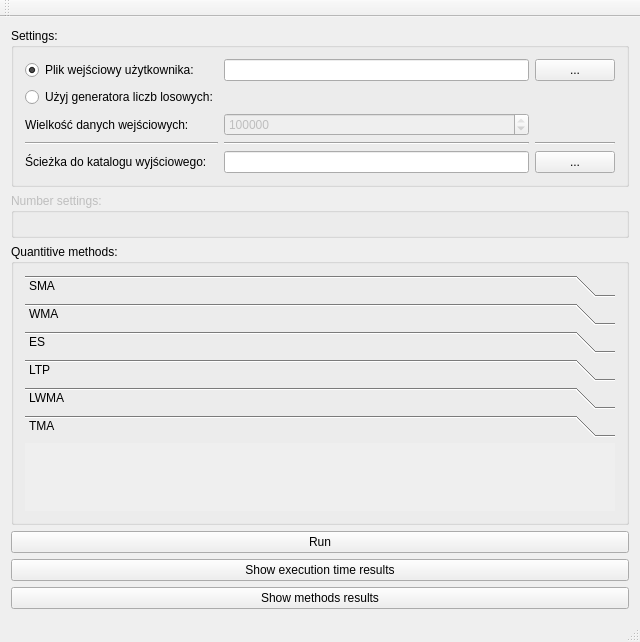
First picture: the form in ForecastingUI/mainwindow.ui, repository Apokal/forecastingui, before the edit.
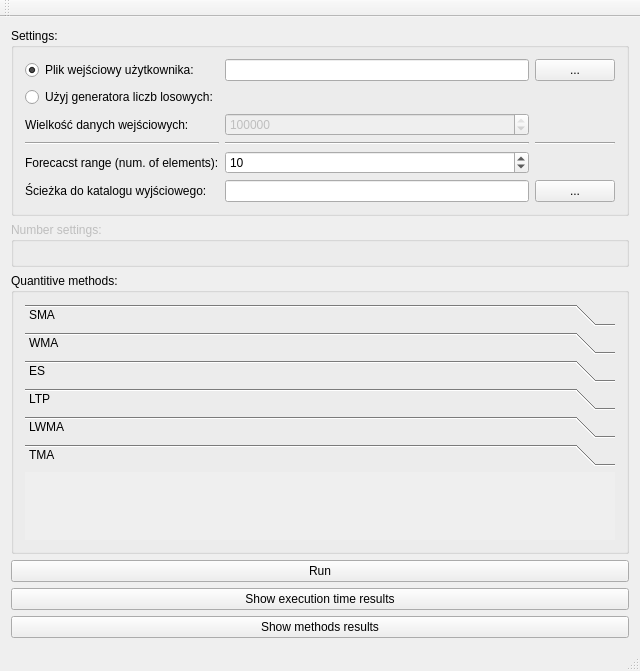
Second picture: the form after the edit. Custom widgets are drawn as their Qt base class.

Diff of the .ui file:
```diff
--- a/ForecastingUI/mainwindow.ui
+++ b/ForecastingUI/mainwindow.ui
@@ -7,7 +7,7 @@
     <x>0</x>
     <y>0</y>
     <width>640</width>
-    <height>620</height>
+    <height>644</height>
    </rect>
   </property>
   <property name="windowTitle">
@@ -27,6 +27,43 @@
        <string>Settings:</string>
       </property>
       <layout class="QGridLayout" name="gridLayout">
+       <item row="5" column="0">
+        <widget class="QLabel" name="label_2">
+         <property name="text">
+          <string>Ścieżka do katalogu wyjściowego:</string>
+         </property>
+        </widget>
+       </item>
+       <item row="1" column="0">
+        <widget class="QRadioButton" name="randomGenerator_RadBtn">
+         <property name="text">
+          <string>Użyj generatora liczb losowych:</string>
+         </property>
+        </widget>
+       </item>
+       <item row="0" column="1">
+        <widget class="QLineEdit" name="customFilePath_LnEdit"/>
+       </item>
+       <item row="3" column="1">
+        <widget class="Line" name="line_2">
+         <property name="orientation">
+          <enum>Qt::Horizontal</enum>
+         </property>
+        </widget>
+       </item>
+       <item row="2" column="1">
+        <widget class="QSpinBox" name="genInputSize_SpBox">
+         <property name="enabled">
+          <bool>false</bool>
+         </property>
+         <property name="maximum">
+          <number>1000000</number>
+         </property>
+         <property name="value">
+          <number>100000</number>
+         </property>
+        </widget>
+       </item>
        <item row="0" column="0">
         <widget class="QRadioButton" name="customFile_RadBtn">
          <property name="text">
@@ -44,60 +81,6 @@
          </property>
         </widget>
        </item>
-       <item row="4" column="4">
-        <widget class="QPushButton" name="outputFilePath_Btn">
-         <property name="enabled">
-          <bool>true</bool>
-         </property>
-         <property name="text">
-          <string>...</string>
-         </property>
-        </widget>
-       </item>
-       <item row="0" column="1">
-        <widget class="QLineEdit" name="customFilePath_LnEdit"/>
-       </item>
-       <item row="0" column="4">
-        <widget class="QPushButton" name="customFilePath_Btn">
-         <property name="text">
-          <string>...</string>
-         </property>
-        </widget>
-       </item>
-       <item row="2" column="1">
-        <widget class="QSpinBox" name="genInputSize_SpBox">
-         <property name="enabled">
-          <bool>false</bool>
-         </property>
-         <property name="maximum">
-          <number>1000000</number>
-         </property>
-         <property name="value">
-          <number>100000</number>
-         </property>
-        </widget>
-       </item>
-       <item row="4" column="0">
-        <widget class="QLabel" name="label_2">
-         <property name="text">
-          <string>Ścieżka do katalogu wyjściowego:</string>
-         </property>
-        </widget>
-       </item>
-       <item row="1" column="0">
-        <widget class="QRadioButton" name="randomGenerator_RadBtn">
-         <property name="text">
-          <string>Użyj generatora liczb losowych:</string>
-         </property>
-        </widget>
-       </item>
-       <item row="4" column="1">
-        <widget class="QLineEdit" name="outputFilePath_LnEdit">
-         <property name="enabled">
-          <bool>true</bool>
-         </property>
-        </widget>
-       </item>
        <item row="3" column="0">
         <widget class="Line" name="line">
          <property name="orientation">
@@ -119,6 +102,50 @@
          </property>
         </widget>
        </item>
+       <item row="0" column="4">
+        <widget class="QPushButton" name="customFilePath_Btn">
+         <property name="text">
+          <string>...</string>
+         </property>
+        </widget>
+       </item>
+       <item row="5" column="1">
+        <widget class="QLineEdit" name="outputFilePath_LnEdit">
+         <property name="enabled">
+          <bool>true</bool>
+         </property>
+        </widget>
+       </item>
+       <item row="5" column="4">
+        <widget class="QPushButton" name="outputFilePath_Btn">
+         <property name="enabled">
+          <bool>true</bool>
+         </property>
+         <property name="text">
+          <string>...</string>
+         </property>
+        </widget>
+       </item>
+       <item row="4" column="0">
+        <widget class="QLabel" name="label_3">
+         <property name="text">
+          <string>Forecacst range (num. of elements):</string>
+         </property>
+        </widget>
+       </item>
+       <item row="4" column="1">
+        <widget class="QSpinBox" name="forecastRange_spBox">
+         <property name="minimum">
+          <number>1</number>
+         </property>
+         <property name="maximum">
+          <number>100000</number>
+         </property>
+         <property name="value">
+          <number>10</number>
+         </property>
+        </widget>
+       </item>
       </layout>
      </widget>
     </item>
@@ -212,6 +239,14 @@
           </attribute>
          </widget>
          <widget class="QTMASettingsWidget" name="PageTMA">
+          <property name="geometry">
+           <rect>
+            <x>0</x>
+            <y>0</y>
+            <width>602</width>
+            <height>67</height>
+           </rect>
+          </property>
           <attribute name="label">
            <string>TMA</string>
           </attribute>
```
Left out of the diff: 23 changed lines with no effect on the pictures.
